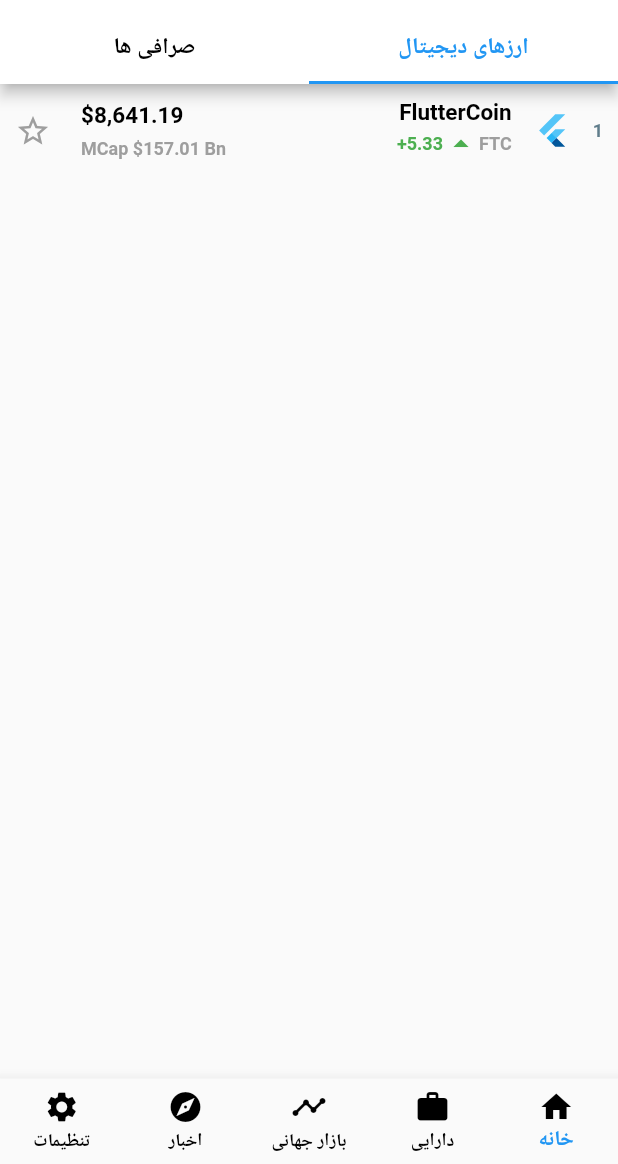
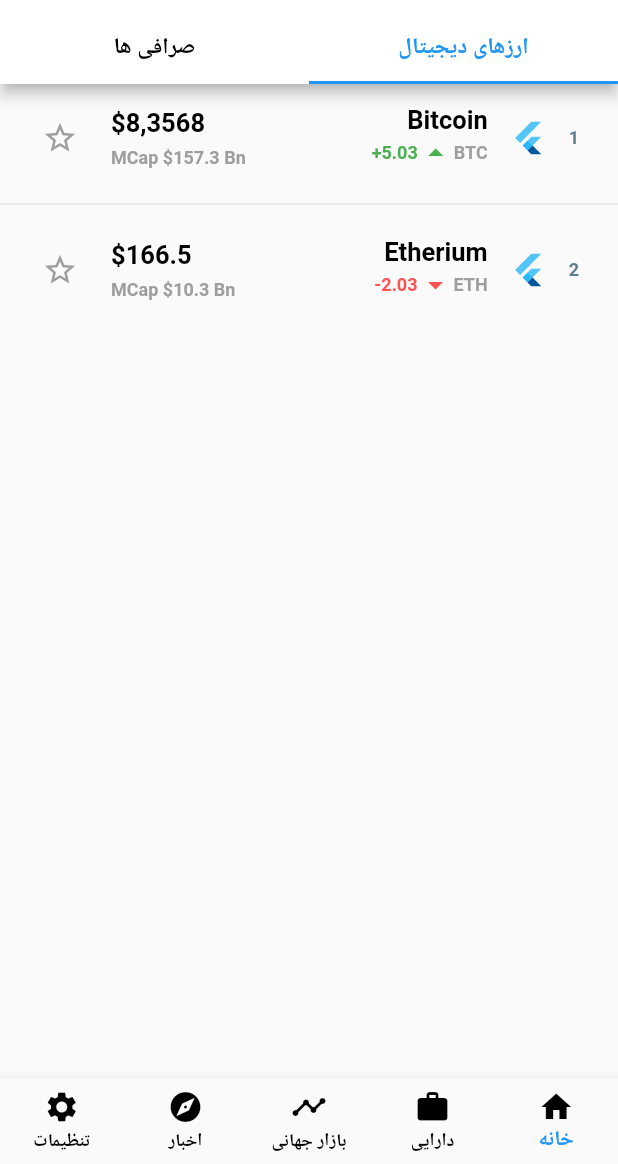
Before and after one commit to mabahmani/cryptofolio, a Flutter app: the screen it shows after launch, on a phone screen of 412 x 824 dp, the part 72-1236 px from its top. Run offline on Flutter 3.47's test engine with Material 2 defaults, Android fonts, the phone set to English and light mode, and no system bars.

Commit message:
add currency provider and make list view with some features

```diff
--- /dev/null
+++ b/lib/model/currency.dart
@@ -0,0 +1,16 @@
+
+class Currency {
+  String id;
+  String currency;
+  String symbol;
+  String name;
+  String logoUrl;
+  String rank;
+  String price;
+  String marketCap;
+  String priceChangePct;
+  bool   favorite = false;
+
+  Currency(this.id, this.currency, this.symbol, this.name, this.logoUrl,
+      this.rank, this.price, this.marketCap, this.priceChangePct);
+}
--- /dev/null
+++ b/lib/provider/currencies.dart
@@ -0,0 +1,16 @@
+
+import 'package:cryptofolio/model/currency.dart';
+import 'package:flutter/material.dart';
+
+class Currencies with ChangeNotifier{
+    List<Currency> _items = [
+        Currency("BTC", "BTC", "BTC", "Bitcoin", "url", "1", "8,3568", "157.3", "+5.03"),
+        Currency("ETH", "ETH", "ETH", "Etherium", "url", "2", "166.5", "10.3", "-2.03")
+    ];
+
+    List<Currency> get items => _items;
+
+    void addCurrency(){
+        notifyListeners();
+    }
+}
--- /dev/null
+++ b/lib/widget/currency_item_list_widget.dart
@@ -0,0 +1,22 @@
+import 'package:cryptofolio/provider/currencies.dart';
+import 'package:flutter/material.dart';
+import 'package:provider/provider.dart';
+
+import 'currency_item_widget.dart';
+
+class CurrencyItemList extends StatelessWidget{
+
+  @override
+  Widget build(BuildContext context) {
+    final currenciesData = Provider.of<Currencies>(context);
+    final currencies = currenciesData.items;
+    return ListView.separated(
+      itemCount: currencies.length,
+      itemBuilder: (context, index) => CurrencyItem(currencies[index]),
+      separatorBuilder: (context, index) {
+        return Divider();
+      },
+    );
+  }
+
+}
--- a/lib/widget/currency_item_widget.dart
+++ b/lib/widget/currency_item_widget.dart
@@ -1,18 +1,27 @@
+import 'dart:ffi';
+
+import 'package:cryptofolio/model/currency.dart';
 import 'package:flutter/material.dart';
 
 class CurrencyItem extends StatefulWidget {
+  final Currency currency;
+
+  CurrencyItem(this.currency);
+
   @override
   State<StatefulWidget> createState() {
-    // TODO: implement createState
-    return CurrencyItemState();
+    return CurrencyItemState(currency);
   }
 }
 
 class CurrencyItemState extends State<CurrencyItem> {
+  Currency currency;
+  CurrencyItemState(this.currency);
+
   @override
   Widget build(BuildContext context) {
-    // TODO: implement build
-    return Column(
+    return ListTile(
+      title: Column(
         children: <Widget>[
           Row(
             children: <Widget>[
@@ -21,7 +30,7 @@ class CurrencyItemState extends State<CurrencyItem> {
                   children: <Widget>[
                     Container(
                       child: Text(
-                      "1",
+                        currency.rank,
                         style: TextStyle(
                             color: Colors.blueGrey,
                             fontWeight: FontWeight.bold,
@@ -38,25 +47,43 @@ class CurrencyItemState extends State<CurrencyItem> {
                         crossAxisAlignment: CrossAxisAlignment.start,
                         children: <Widget>[
                           Text(
-                          "FlutterCoin",
+                            currency.name,
                             style: TextStyle(
-                              color: Colors.black, fontWeight: FontWeight.bold),
+                                color: Colors.black,
+                                fontWeight: FontWeight.bold),
                           ),
                           Row(
                             children: <Widget>[
                               Text(
-                              "FTC",
+                                currency.symbol,
                                 style: TextStyle(
                                     color: Colors.grey,
                                     fontWeight: FontWeight.bold,
                                     fontSize: 12),
                               ),
+
+                              double.parse(currency.priceChangePct) < 0 ?
+                              Icon(
+                                Icons.arrow_drop_down,
+                                color: Colors.redAccent,
+                              ) :
                               Icon(
                                 Icons.arrow_drop_up,
                                 color: Colors.green,
                               ),
+                              double.parse(currency.priceChangePct) < 0 ?
                               Text(
-                              "+5.33",
+                                currency.priceChangePct,
+                                style: TextStyle(
+                                  color: Colors.redAccent,
+                                  fontWeight: FontWeight.bold,
+                                  fontSize: 12,
+                                ),
+                                textDirection: TextDirection.ltr,
+                              )
+                              :
+                              Text(
+                                currency.priceChangePct,
                                 style: TextStyle(
                                   color: Colors.green,
                                   fontWeight: FontWeight.bold,
@@ -84,9 +111,10 @@ class CurrencyItemState extends State<CurrencyItem> {
                           Container(
                             margin: EdgeInsets.only(bottom: 6),
                             child: Text(
-                            "\$8,641.19",
+                              "\$" + currency.price,
                               style: TextStyle(
-                                color: Colors.black, fontWeight: FontWeight.bold),
+                                  color: Colors.black,
+                                  fontWeight: FontWeight.bold),
                             ),
                           ),
                           Row(
@@ -104,7 +132,7 @@ class CurrencyItemState extends State<CurrencyItem> {
                               Container(
                                 margin: EdgeInsets.only(right: 3),
                                 child: Text(
-                                "\$157.01",
+                                  "\$" + currency.marketCap,
                                   style: TextStyle(
                                       color: Colors.grey,
                                       fontWeight: FontWeight.bold,
@@ -128,8 +156,27 @@ class CurrencyItemState extends State<CurrencyItem> {
                       padding: EdgeInsets.all(10),
                     ),
                     Container(
-                    child: Icon(Icons.star_border,color: Colors.grey,),
-                    padding: EdgeInsets.all(10),
+                      child:
+                      currency.favorite ?
+                      IconButton(
+                        icon:Icon(Icons.star,
+                        color: Colors.amber,),
+                        onPressed: (){
+                          setState(() {
+                            currency.favorite = !currency.favorite;
+                          });
+                        },
+                      )
+                      :
+                      IconButton(
+                        icon:Icon(Icons.star_border,
+                        color: Colors.grey,),
+                        onPressed: (){
+                          setState(() {
+                            currency.favorite = !currency.favorite;
+                          });
+                        },
+                    ),
                     )
                   ],
                 ),
@@ -137,6 +184,7 @@ class CurrencyItemState extends State<CurrencyItem> {
             ],
           )
         ],
+      ),
     );
   }
 }
--- a/lib/widget/home_widget.dart
+++ b/lib/widget/home_widget.dart
@@ -1,11 +1,12 @@
-import 'package:cryptofolio/widget/currency_item_widget.dart';
+import 'package:cryptofolio/provider/currencies.dart';
+import 'package:cryptofolio/widget/currency_item_list_widget.dart';
 import 'package:flutter/material.dart';
+import 'package:provider/provider.dart';
 
-class Home extends StatelessWidget{
+class Home extends StatelessWidget {
   @override
   Widget build(BuildContext context) {
-    return
-      DefaultTabController(
+    return DefaultTabController(
       length: 2,
       child: Scaffold(
         appBar: AppBar(
@@ -21,24 +22,24 @@ class Home extends StatelessWidget{
                   showSearch(context: context, delegate: DataSearch());
                 })
           ],
-
-            bottom: TabBar(tabs: [
-              Tab(text: "ارزهای دیجیتال"),
-              Tab(text: "صرافی ها")],
+          bottom: TabBar(
+            tabs: [Tab(text: "ارزهای دیجیتال"), Tab(text: "صرافی ها")],
             labelColor: Colors.blue,
             unselectedLabelColor: Colors.black,
           ),
         ),
         body: TabBarView(
           children: <Widget>[
-              CurrencyItem(),
-              CurrencyItem()
+            ChangeNotifierProvider(
+              create: (context) => Currencies(),
+              child: CurrencyItemList(),
+            ),
+            Container()
           ],
         ),
       ),
     );
   }
-
 }
 
 class DataSearch extends SearchDelegate<String> {
--- a/pubspec.yaml
+++ b/pubspec.yaml
@@ -22,6 +22,8 @@ dependencies:
 
   flutter_localizations:
     sdk: flutter
+
+  provider: ^4.0.2
 
   # The following adds the Cupertino Icons font to your application.
   # Use with the CupertinoIcons class for iOS style icons.
```
Also changed, not shown: pubspec.lock, 1 other file. Lines whose indentation alone changed are shown as unchanged.
